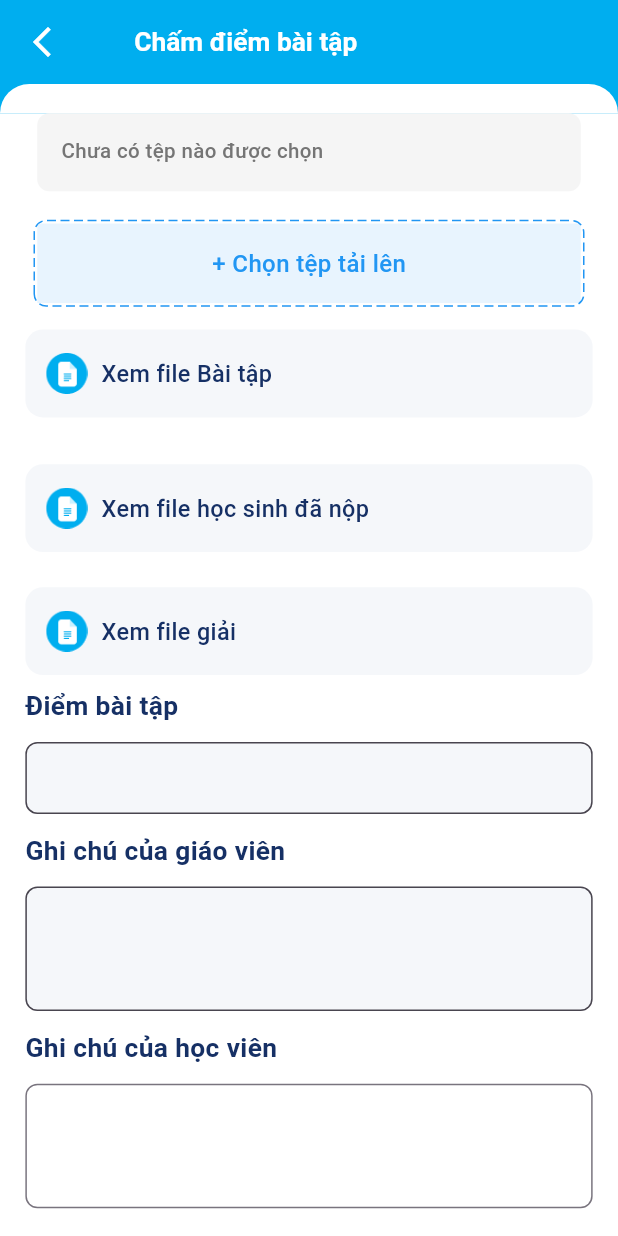
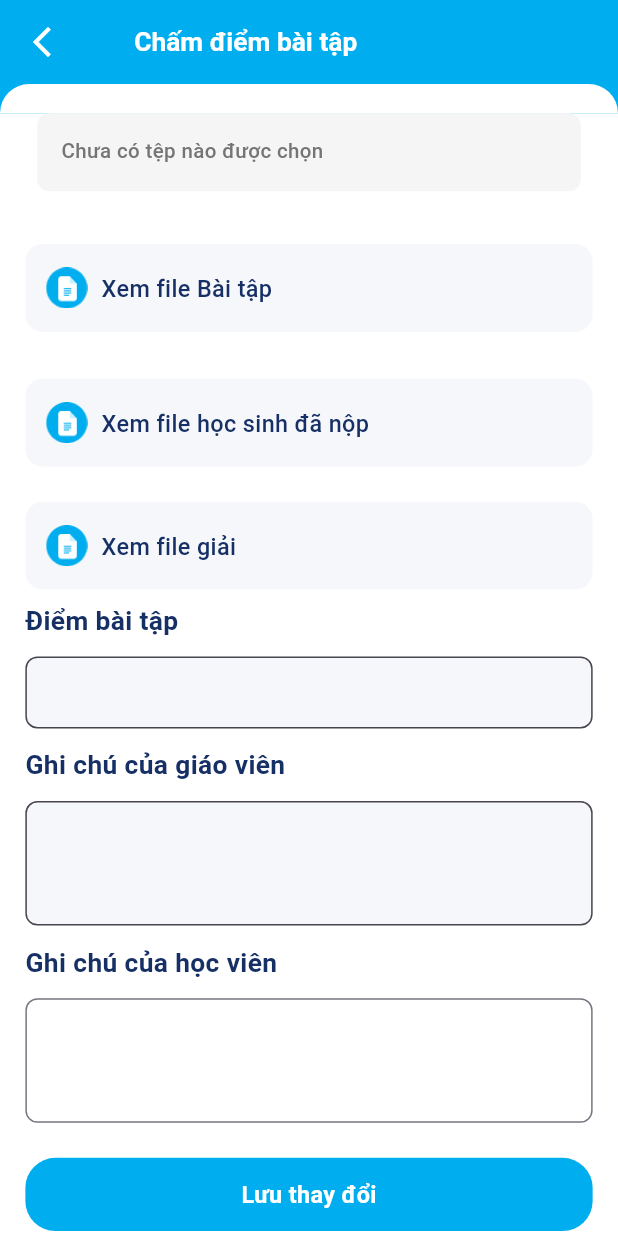
Before and after one commit to tenshi1123/pmp, a Flutter app: the DetailTuLuanScreen screen opened directly with empty values, on a phone screen of 412 x 824 dp. Run offline on Flutter 3.47's test engine with Material 3 defaults, Android fonts, the phone set to English and light mode, and no system bars; drawn by our look-alikes of dotted_border; our stand-ins replace audio_video_progress_bar, dio, file_picker, firebase_core, flutter_bloc, flutter_html and 12 more; missing offline and left inert: camera_camera, d_chart, onesignal_flutter, otp_pin_field, sp_util, webview_flutter_android and 1 more; accounts and stored records are empty; network calls fail; project files that could hold a hidden picture were left out.

Commit message:
update_1.0.4

```diff
--- a/lib/modules/bottombar/screen/extension.dart/testtkb.dart
+++ b/lib/modules/bottombar/screen/extension.dart/testtkb.dart
@@ -134,7 +134,7 @@ class _ScheduleScreenState extends State<ScheduleScreen> {
               crossAxisAlignment: CrossAxisAlignment.start,
               children: [
                 Container(
-                  height: 403.h,
+                  //height: 403.h,
                   width: 350.w,
                   decoration: BoxDecoration(
                     color: main2Color.withOpacity(0.24),
@@ -197,7 +197,7 @@ class _ScheduleScreenState extends State<ScheduleScreen> {
                 ),
                 SizedBox(height: 24.h),
                 Text(
-                  'Lịch học của bạn',
+                  'Lịch dạy của bạn',
                   style: defaultText16B,
                 ),
                 ValueListenableBuilder<List<LichHocModel>>(
--- a/lib/modules/feature_home/exercise/detail_exam_screen.dart
+++ b/lib/modules/feature_home/exercise/detail_exam_screen.dart
@@ -92,26 +92,26 @@ class _DetailTuLuanScreenState extends State<DetailTuLuanScreen> {
             SizedBox(
               height: 20.h,
             ),
-            DottedBorder(
-              borderType: BorderType.RRect,
-              radius: const Radius.circular(8),
-              dashPattern: const [6, 3], // Áp dụng nét đứt
-              strokeWidth: 1,
-              color: Colors.blue,
-              child: GestureDetector(
-                onTap: _pickFile,
-                child: Container(
-                  width: 343.w,
-                  padding: const EdgeInsets.symmetric(vertical: 15),
-                  color: Colors.blue.withOpacity(0.1),
-                  alignment: Alignment.center,
-                  child: const Text(
-                    "+ Chọn tệp tải lên",
-                    style: TextStyle(color: Colors.blue, fontSize: 16),
-                  ),
-                ),
-              ),
-            ),
+            // DottedBorder(
+            //   borderType: BorderType.RRect,
+            //   radius: const Radius.circular(8),
+            //   dashPattern: const [6, 3], // Áp dụng nét đứt
+            //   strokeWidth: 1,
+            //   color: Colors.blue,
+            //   child: GestureDetector(
+            //     onTap: _pickFile,
+            //     child: Container(
+            //       width: 343.w,
+            //       padding: const EdgeInsets.symmetric(vertical: 15),
+            //       color: Colors.blue.withOpacity(0.1),
+            //       alignment: Alignment.center,
+            //       child: const Text(
+            //         "+ Chọn tệp tải lên",
+            //         style: TextStyle(color: Colors.blue, fontSize: 16),
+            //       ),
+            //     ),
+            //   ),
+            // ),
             GestureDetector(
               onTap: () async {
                 if (!await launchUrl(Uri.parse(widget.valueModel.urlFile))) {
--- a/lib/student_repo/home_repo.dart
+++ b/lib/student_repo/home_repo.dart
@@ -117,13 +117,14 @@ class HomeRepo {
     };
 
     Response response;
-    response = await dio.post(ApiPath.submitTracNghiem, data: body);
-    // in ra log lỗi
     dio.interceptors.add(LogInterceptor(
       responseBody: true,
       requestBody: true,
       logPrint: (obj) => debugPrint('📦 $obj'),
     ));
+    response = await dio.post(ApiPath.submitTracNghiem, data: body);
+    // in ra log lỗi
+
     return response.data;
   }
 
--- a/lib/student_repo/login_repo.dart
+++ b/lib/student_repo/login_repo.dart
@@ -70,7 +70,9 @@ class LoginRepo {
   }
 
   Future pushOnesignalId({required String onesignalId}) async {
-    final dio = await DioClient.getInstance();
+    final SharedPreferences prefs = await SharedPreferences.getInstance();
+    final String? token = prefs.getString('token');
+    dio.options.headers['Authorization'] = 'Bearer $token';
     dio.interceptors.add(LogInterceptor(
       responseBody: true,
       requestBody: true,
```
Also changed, not shown: lib/modules/bottombar/bottom_bar_screen.dart (+3 -6 lines), lib/modules/feature_home/exercise/test_detail_screen.dart (+49 -16 lines), lib/modules/login/login_screen.dart (+24 -3 lines), lib/teacher_modules/teacher_class/document/detail_exam_screen.dart (+20 -20 lines), lib/utils/onesignal.dart (added, +27 -0 lines), pubspec.yaml (+8 -8 lines), pubspec.lock, 91 other files.
